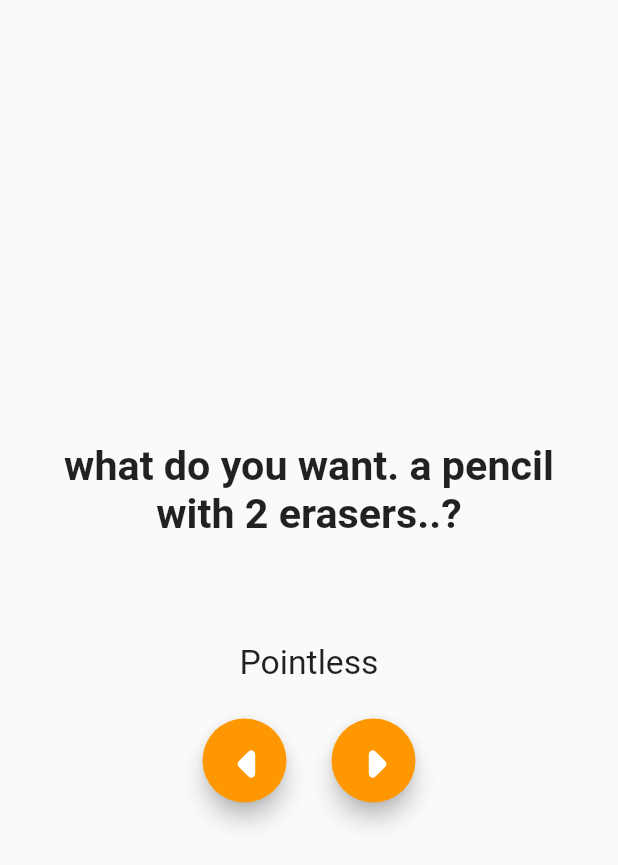
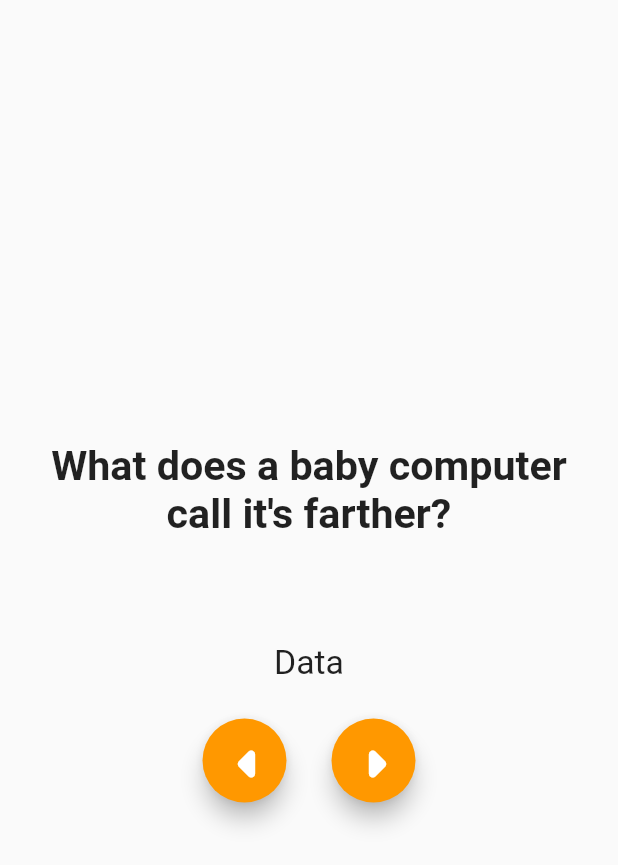
Before and after one commit to Mugisha-isaac/Flutter-crush-course, a Flutter app: the screen it shows after launch, on a phone screen of 412 x 824 dp. Shown: the top 865 px of the screen. Run offline on Flutter 3.47's test engine with Material 2 defaults, Android fonts, the phone set to English and light mode, and no system bars.

Commit message:
making data dynamic

```diff
--- a/lib/main.dart
+++ b/lib/main.dart
@@ -8,6 +8,22 @@ void main() {
 
 // ignore: use_key_in_widget_constructors
 class MyApp extends StatelessWidget {
+  var jokes = [
+    {
+      "question": "What does a baby computer call it's farther? ",
+      "answer": "Data"
+    },
+    {
+      "question": "What's a pencil with two erasors called? ",
+      "answer": "pointer"
+    },
+    {
+      "question": "Why is calendar always scared? ",
+      "answer": "Because it's days are numberd"
+    },
+    {"question": "What do call a fish with no eye? ", "answer": "N-fish"}
+  ];
+
   @override
   Widget build(BuildContext context) {
     return MaterialApp(
@@ -19,7 +35,7 @@ class MyApp extends StatelessWidget {
               Container(
                 margin: EdgeInsets.fromLTRB(15, 5, 15, 45),
                 child: Text(
-                  "what do you want. a pencil with 2 erasers..?",
+                  jokes[0]["question"] as String,
                   style: TextStyle(fontSize: 27.5, fontWeight: FontWeight.bold),
                   textAlign: TextAlign.center,
                 ),
@@ -27,7 +43,7 @@ class MyApp extends StatelessWidget {
               Container(
                 margin: EdgeInsets.all(25),
                 child: Text(
-                  "Pointless",
+                  jokes[0]["answer"] as String,
                   style:
                       TextStyle(fontSize: 22.5, fontWeight: FontWeight.normal),
                   textAlign: TextAlign.center,
```
